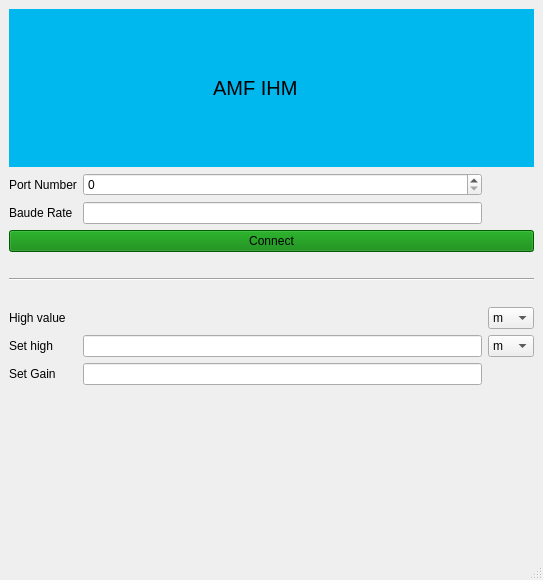
The window that mainwindow.ui (omarabedk/Projet-IPS) describes before a commit, drawn with Qt 5.
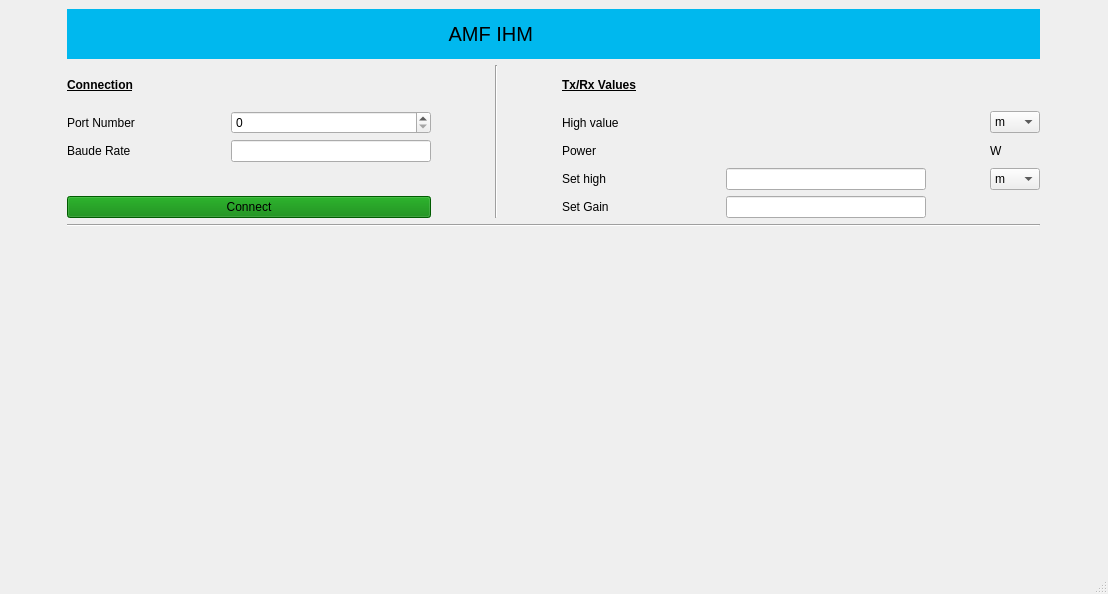
The same window after the commit. Custom widgets are drawn as their Qt base class.

Commit message: adding the second graph (power/time)

What changed in the file:
```diff
--- a/mainwindow.ui
+++ b/mainwindow.ui
@@ -6,8 +6,8 @@
    <rect>
     <x>0</x>
     <y>0</y>
-    <width>543</width>
-    <height>580</height>
+    <width>1108</width>
+    <height>594</height>
    </rect>
   </property>
   <property name="windowTitle">
@@ -21,92 +21,116 @@
     <string notr="true"/>
    </property>
    <layout class="QGridLayout" name="gridLayout">
-    <item row="6" column="0" colspan="3">
-     <spacer name="horizontalSpacer">
-      <property name="orientation">
-       <enum>Qt::Horizontal</enum>
-      </property>
-      <property name="sizeHint" stdset="0">
-       <size>
-        <width>40</width>
-        <height>20</height>
-       </size>
-      </property>
-     </spacer>
-    </item>
-    <item row="10" column="2">
-     <widget class="QComboBox" name="setHighUnitCombo">
-      <item>
-       <property name="text">
-        <string>m</string>
-       </property>
-      </item>
-      <item>
-       <property name="text">
-        <string>cm</string>
-       </property>
-      </item>
-     </widget>
-    </item>
-    <item row="9" column="1">
-     <widget class="QLabel" name="highValueLbl">
-      <property name="text">
-       <string/>
-      </property>
-     </widget>
-    </item>
     <item row="3" column="0">
-     <widget class="QLabel" name="label_3">
-      <property name="text">
-       <string>Baude Rate</string>
-      </property>
-     </widget>
-    </item>
-    <item row="11" column="1">
-     <widget class="QLineEdit" name="setGaintxt"/>
-    </item>
-    <item row="2" column="0">
      <widget class="QLabel" name="label_2">
+      <property name="maximumSize">
+       <size>
+        <width>100</width>
+        <height>16777215</height>
+       </size>
+      </property>
       <property name="text">
        <string>Port Number</string>
       </property>
      </widget>
     </item>
-    <item row="10" column="1">
-     <widget class="QLineEdit" name="setHightxt"/>
+    <item row="4" column="1">
+     <widget class="QLineEdit" name="baudeRatetxt">
+      <property name="maximumSize">
+       <size>
+        <width>200</width>
+        <height>16777215</height>
+       </size>
+      </property>
+     </widget>
     </item>
-    <item row="9" column="0">
+    <item row="6" column="3">
+     <widget class="QLabel" name="label_6">
+      <property name="maximumSize">
+       <size>
+        <width>100</width>
+        <height>16777215</height>
+       </size>
+      </property>
+      <property name="text">
+       <string>Set Gain</string>
+      </property>
+     </widget>
+    </item>
+    <item row="4" column="4">
+     <widget class="QLabel" name="PowerValueLbl">
+      <property name="text">
+       <string/>
+      </property>
+     </widget>
+    </item>
+    <item row="3" column="1">
+     <widget class="QSpinBox" name="portNumberSpin">
+      <property name="maximumSize">
+       <size>
+        <width>200</width>
+        <height>16777215</height>
+       </size>
+      </property>
+     </widget>
+    </item>
+    <item row="3" column="3">
      <widget class="QLabel" name="label_4">
+      <property name="maximumSize">
+       <size>
+        <width>100</width>
+        <height>16777215</height>
+       </size>
+      </property>
       <property name="text">
        <string>High value</string>
       </property>
      </widget>
     </item>
-    <item row="1" column="0" colspan="3">
+    <item row="1" column="0" colspan="6">
      <widget class="QLabel" name="label">
+      <property name="maximumSize">
+       <size>
+        <width>16777215</width>
+        <height>50</height>
+       </size>
+      </property>
       <property name="styleSheet">
        <string notr="true">font-size: 20px;text-align: center;background-color: #00B8EE;</string>
       </property>
       <property name="text">
-       <string>                                     AMF IHM</string>
+       <string>                                                                     AMF IHM</string>
       </property>
      </widget>
     </item>
-    <item row="8" column="0" colspan="3">
-     <spacer name="horizontalSpacer_2">
+    <item row="2" column="2" rowspan="5">
+     <widget class="Line" name="line_2">
       <property name="orientation">
-       <enum>Qt::Horizontal</enum>
+       <enum>Qt::Vertical</enum>
       </property>
-      <property name="sizeHint" stdset="0">
+     </widget>
+    </item>
+    <item row="4" column="3">
+     <widget class="QLabel" name="label_7">
+      <property name="maximumSize">
        <size>
-        <width>40</width>
-        <height>20</height>
+        <width>100</width>
+        <height>16777215</height>
        </size>
       </property>
-     </spacer>
+      <property name="text">
+       <string>Power</string>
+      </property>
+     </widget>
     </item>
-    <item row="5" column="0" colspan="3">
-     <widget class="QPushButton" name="pushButton">
+    <item row="6" column="0" colspan="2">
+     <widget class="QPushButton" name="ConnectBttn">
+      <property name="maximumSize">
+       <size>
+        <width>20000</width>
+        <height>16777215</height>
+       </size>
+      </property>
       <property name="styleSheet">
        <string notr="true">background-color: green;</string>
       </property>
@@ -115,8 +139,50 @@
       </property>
      </widget>
     </item>
-    <item row="9" column="2">
-     <widget class="QComboBox" name="highValueUnitCombo">
+    <item row="4" column="5">
+     <widget class="QLabel" name="label_9">
+      <property name="maximumSize">
+       <size>
+        <width>50</width>
+        <height>16777215</height>
+       </size>
+      </property>
+      <property name="text">
+       <string>W</string>
+      </property>
+     </widget>
+    </item>
+    <item row="5" column="4">
+     <widget class="QLineEdit" name="setHightxt">
+      <property name="maximumSize">
+       <size>
+        <width>200</width>
+        <height>16777215</height>
+       </size>
+      </property>
+     </widget>
+    </item>
+    <item row="4" column="0">
+     <widget class="QLabel" name="label_3">
+      <property name="maximumSize">
+       <size>
+        <width>100</width>
+        <height>16777215</height>
+       </size>
+      </property>
+      <property name="text">
+       <string>Baude Rate</string>
+      </property>
+     </widget>
+    </item>
+    <item row="5" column="5">
+     <widget class="QComboBox" name="setHighUnitCombo">
+      <property name="maximumSize">
+       <size>
+        <width>50</width>
+        <height>16777215</height>
+       </size>
+      </property>
       <item>
        <property name="text">
         <string>m</string>
@@ -129,35 +195,164 @@
       </item>
      </widget>
     </item>
-    <item row="7" column="0" colspan="3">
-     <widget class="Line" name="line">
+    <item row="2" column="3">
+     <widget class="QLabel" name="label_11">
+      <property name="maximumSize">
+       <size>
+        <width>16777215</width>
+        <height>40</height>
+       </size>
+      </property>
+      <property name="font">
+       <font>
+        <bold>true</bold>
+        <underline>true</underline>
+       </font>
+      </property>
+      <property name="styleSheet">
+       <string notr="true"/>
+      </property>
+      <property name="text">
+       <string>Tx/Rx Values</string>
+      </property>
+     </widget>
+    </item>
+    <item row="5" column="0" colspan="2">
+     <spacer name="horizontalSpacer_3">
       <property name="orientation">
        <enum>Qt::Horizontal</enum>
       </property>
+      <property name="sizeHint" stdset="0">
+       <size>
+        <width>40</width>
+        <height>10</height>
+       </size>
+      </property>
+     </spacer>
+    </item>
+    <item row="6" column="4">
+     <widget class="QLineEdit" name="setGaintxt">
+      <property name="maximumSize">
+       <size>
+        <width>200</width>
+        <height>16777215</height>
+       </size>
+      </property>
      </widget>
     </item>
-    <item row="10" column="0">
+    <item row="11" column="0" colspan="6">
+     <spacer name="horizontalSpacer_2">
+      <property name="orientation">
+       <enum>Qt::Horizontal</enum>
+      </property>
+      <property name="sizeHint" stdset="0">
+       <size>
+        <width>40</width>
+        <height>5</height>
+       </size>
+      </property>
+     </spacer>
+    </item>
+    <item row="5" column="3">
      <widget class="QLabel" name="label_5">
+      <property name="maximumSize">
+       <size>
+        <width>100</width>
+        <height>16777215</height>
+       </size>
+      </property>
       <property name="text">
        <string>Set high</string>
       </property>
      </widget>
     </item>
-    <item row="2" column="1">
-     <widget class="QSpinBox" name="portNumberSpin"/>
+    <item row="10" column="0" colspan="6">
+     <widget class="Line" name="line">
+      <property name="orientation">
+       <enum>Qt::Horizontal</enum>
+      </property>
+     </widget>
     </item>
-    <item row="11" column="0">
-     <widget class="QLabel" name="label_6">
+    <item row="3" column="5">
+     <widget class="QComboBox" name="highValueUnitCombo">
+      <property name="maximumSize">
+       <size>
+        <width>50</width>
+        <height>16777215</height>
+       </size>
+      </property>
+      <item>
+       <property name="text">
+        <string>m</string>
+       </property>
+      </item>
+      <item>
+       <property name="text">
+        <string>cm</string>
+       </property>
+      </item>
+     </widget>
+    </item>
+    <item row="2" column="0" colspan="2">
+     <widget class="QLabel" name="label_10">
+      <property name="maximumSize">
+       <size>
+        <width>16777215</width>
+        <height>40</height>
+       </size>
+      </property>
+      <property name="font">
+       <font>
+        <bold>true</bold>
+        <underline>true</underline>
+       </font>
+      </property>
       <property name="text">
-       <string>Set Gain</string>
+       <string>Connection</string>
       </property>
      </widget>
     </item>
-    <item row="3" column="1">
-     <widget class="QLineEdit" name="baudeRatetxt"/>
+    <item row="3" column="4">
+     <widget class="QLabel" name="highValueLbl">
+      <property name="maximumSize">
+       <size>
+        <width>200</width>
+        <height>16777215</height>
+       </size>
+      </property>
+      <property name="text">
+       <string/>
+      </property>
+     </widget>
     </item>
-    <item row="12" column="1">
-     <widget class="QCustomPlot" name="HighTimeGraph" native="true"/>
+    <item row="12" column="0" colspan="2">
+     <widget class="QCustomPlot" name="HighTimeGraph" native="true">
+      <property name="minimumSize">
+       <size>
+        <width>0</width>
+        <height>250</height>
+       </size>
+      </property>
+      <property name="baseSize">
+       <size>
+        <width>0</width>
+        <height>0</height>
+       </size>
+      </property>
+     </widget>
+    </item>
+    <item row="12" column="2">
+     <widget class="QCustomPlot" name="PowerTimeGraph" native="true"/>
+    </item>
+    <item row="12" column="3" colspan="2">
+     <widget class="QCustomPlot" name="PowerHighGraph" native="true">
+      <property name="baseSize">
+       <size>
+        <width>300</width>
+        <height>300</height>
+       </size>
+      </property>
+     </widget>
     </item>
    </layout>
   </widget>
```
Left out of the diff: 2 changed lines with no effect on the pictures. The commit also changes 4 other files.
